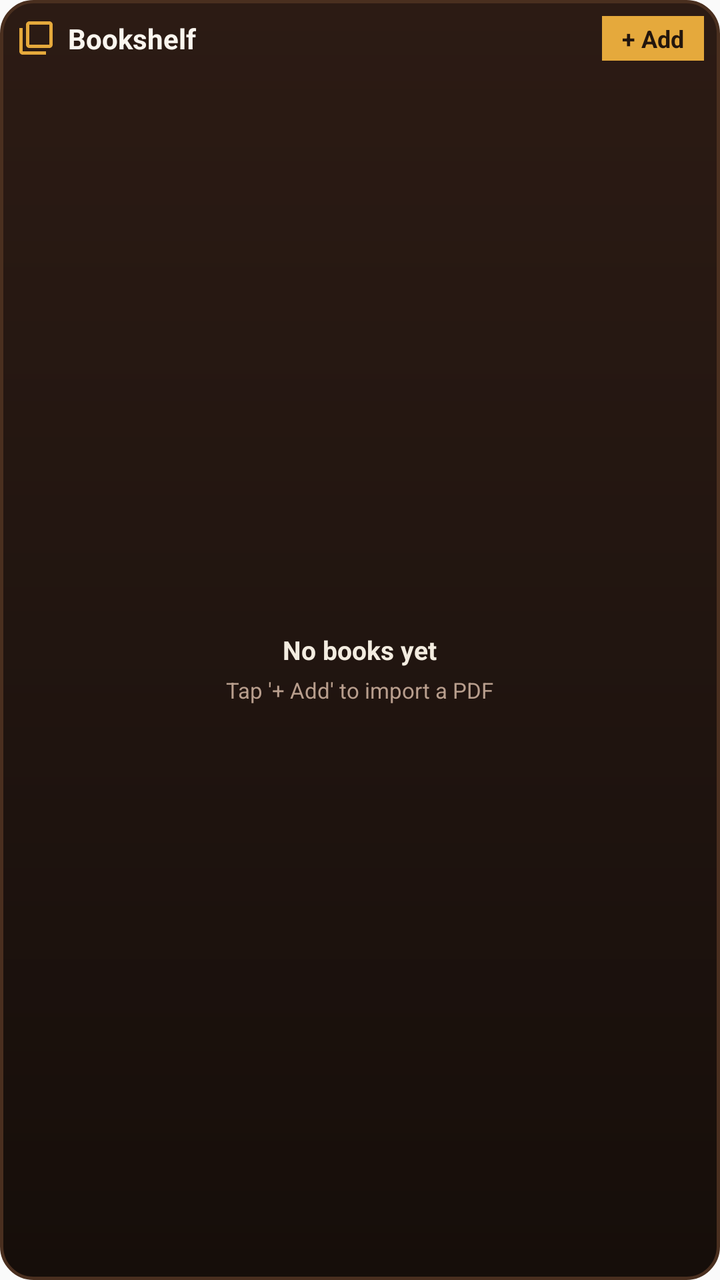
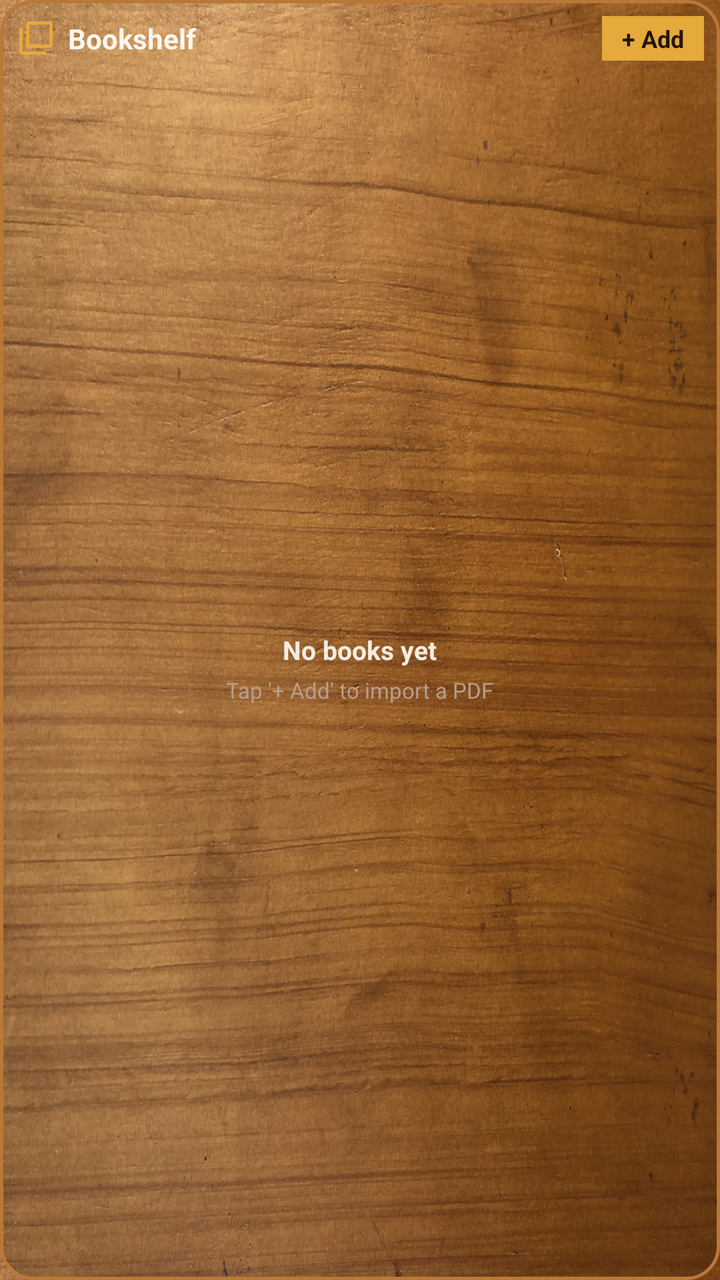

The first picture is an Android layout as it rendered before a commit; the second is the same layout after the commit. The layout source and the unified diff follow.
<!-- AndroidManifest.xml: application theme android:Theme.Material.Light.NoActionBar -->
<!-- res/layout/bookshelf_widget.xml -->
<?xml version="1.0" encoding="utf-8"?>
<LinearLayout xmlns:android="http://schemas.android.com/apk/res/android"
    android:id="@+id/widget_root"
    android:layout_width="match_parent"
    android:layout_height="match_parent"
    android:background="@drawable/widget_background"
    android:orientation="vertical"
    android:padding="8dp">

    
    <LinearLayout
        android:id="@+id/widget_header"
        android:layout_width="match_parent"
        android:layout_height="wrap_content"
        android:gravity="center_vertical"
        android:orientation="horizontal"
        android:paddingBottom="6dp">

        <ImageView
            android:layout_width="20dp"
            android:layout_height="20dp"
            android:contentDescription="Bookshelf Icon"
            android:src="@drawable/ic_bookshelf_widget" />

        <TextView
            android:id="@+id/widget_title"
            android:layout_width="0dp"
            android:layout_height="wrap_content"
            android:layout_marginStart="6dp"
            android:layout_weight="1"
            android:text="Bookshelf"
            android:textColor="#FBF6EF"
            android:textSize="14sp"
            android:textStyle="bold" />

        <TextView
            android:id="@+id/widget_btn_add"
            android:layout_width="wrap_content"
            android:layout_height="wrap_content"
            android:background="#E5A93C"
            android:paddingHorizontal="10dp"
            android:paddingVertical="3dp"
            android:text="+ Add"
            android:textColor="#23160D"
            android:textSize="12sp"
            android:textStyle="bold" />
    </LinearLayout>

    <FrameLayout
        android:layout_width="match_parent"
        android:layout_height="0dp"
        android:layout_weight="1">

        
        <GridView
            android:id="@+id/bookshelf_widget_grid"
            android:layout_width="match_parent"
            android:layout_height="match_parent"
            android:columnWidth="85dp"
            android:gravity="center"
            android:horizontalSpacing="8dp"
            android:numColumns="auto_fit"
            android:stretchMode="columnWidth"
            android:verticalSpacing="6dp" />

        
        <LinearLayout
            android:id="@+id/bookshelf_widget_empty"
            android:layout_width="match_parent"
            android:layout_height="match_parent"
            android:gravity="center"
            android:orientation="vertical"
            android:padding="12dp">

            <TextView
                android:layout_width="wrap_content"
                android:layout_height="wrap_content"
                android:text="No books yet"
                android:textColor="#F3ECE0"
                android:textSize="13sp"
                android:textStyle="bold" />

            <TextView
                android:layout_width="wrap_content"
                android:layout_height="wrap_content"
                android:layout_marginTop="4dp"
                android:gravity="center"
                android:text="Tap '+ Add' to import a PDF"
                android:textColor="#B89E8D"
                android:textSize="11sp" />
        </LinearLayout>
    </FrameLayout>
</LinearLayout>
<!-- resources referenced by this layout -->
<resources>
  <!-- drawable ic_bookshelf_widget (drawable) -->
  <vector xmlns:android="http://schemas.android.com/apk/res/android"
      android:width="24dp"
      android:height="24dp"
      android:viewportWidth="24"
      android:viewportHeight="24">
      <path
          android:fillColor="#E5A93C"
          android:pathData="M4,6H2v14c0,1.1 0.9,2 2,2h14v-2H4V6z"/>
      <path
          android:fillColor="#E5A93C"
          android:pathData="M20,2H8c-1.1,0 -2,0.9 -2,2v12c0,1.1 0.9,2 2,2h12c1.1,0 2,-0.9 2,-2V4c0,-1.1 -0.9,-2 -2,-2zm0,14H8V4h12v12z"/>
  </vector>
  <!-- drawable widget_background (drawable) -->
  <?xml version="1.0" encoding="utf-8"?>
  <shape xmlns:android="http://schemas.android.com/apk/res/android"
      android:shape="rectangle">
      <gradient
          android:type="linear"
          android:angle="270"
          android:startColor="#2C1B14"
          android:centerColor="#211510"
          android:endColor="#160E0A" />
      <corners android:radius="16dp" />
      <stroke
          android:width="1.5dp"
          android:color="#4A2F1F" />
  </shape>
</resources>

<!-- the commit's change to res/layout/bookshelf_widget.xml (unified diff, before → after) -->
@@ -58,7 +58,7 @@
             android:layout_height="match_parent"
             android:columnWidth="85dp"
             android:gravity="center"
-            android:horizontalSpacing="8dp"
+            android:horizontalSpacing="0dp"
             android:numColumns="auto_fit"
             android:stretchMode="columnWidth"
             android:verticalSpacing="6dp" />
<!-- resource entries referenced after the edit -->
@@ -15,18 +15,25 @@
   </vector>
   <!-- drawable widget_background (drawable) -->
   <?xml version="1.0" encoding="utf-8"?>
-  <shape xmlns:android="http://schemas.android.com/apk/res/android"
-      android:shape="rectangle">
-      <gradient
-          android:type="linear"
-          android:angle="270"
-          android:startColor="#2C1B14"
-          android:centerColor="#211510"
-          android:endColor="#160E0A" />
-      <corners android:radius="16dp" />
-      <stroke
-          android:width="1.5dp"
-          android:color="#4A2F1F" />
-  </shape>
+  <layer-list xmlns:android="http://schemas.android.com/apk/res/android">
+      <item>
+          <bitmap
+              android:src="@drawable/wood_texture"
+              android:gravity="fill" />
+      </item>
+      <item>
+          <shape android:shape="rectangle">
+              <gradient
+                  android:type="linear"
+                  android:angle="270"
+                  android:startColor="#1A180C05"
+                  android:centerColor="#30180C05"
+                  android:endColor="#48180C05" />
+              <corners android:radius="16dp" />
+              <stroke android:width="1.5dp" android:color="#B87838" />
+          </shape>
+      </item>
+  </layer-list>
+  <!-- drawable wood_texture: jpg bitmap (drawable-nodpi, 442089 bytes) -->
 </resources>
 
